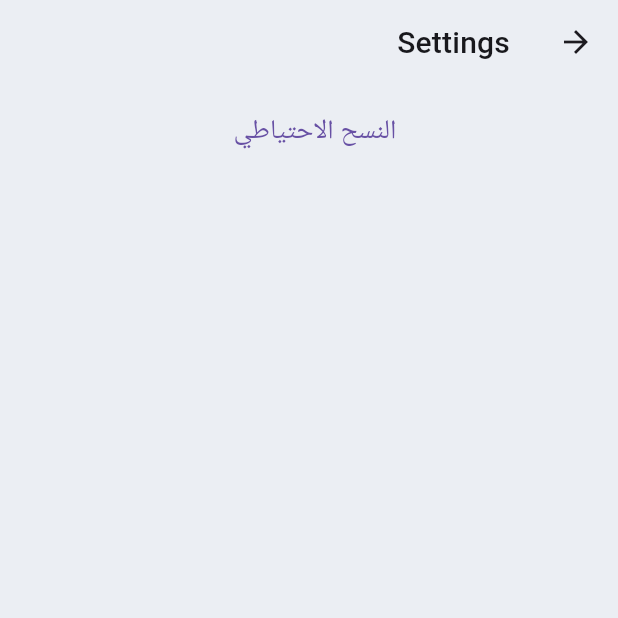
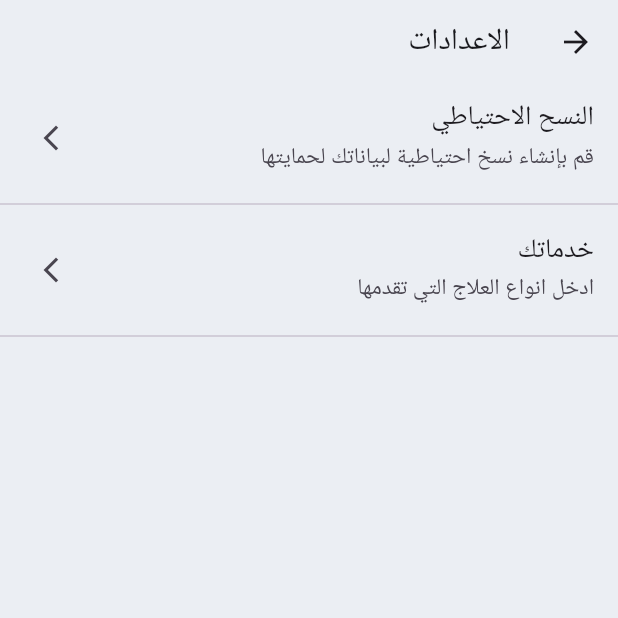
Before and after one commit to ctrl-aziz/dr_tooth, a Flutter app: the SettingView screen opened directly, on a phone screen of 412 x 824 dp, the top half of it. Run offline on Flutter 3.47's test engine with Material 2 defaults, Android fonts, the phone set to English and light mode, and no system bars; our stand-ins replace flutter_riverpod, flutter_secure_storage, google_fonts, google_sign_in, googleapis_auth, hive_flutter; missing offline and left inert: googleapis; accounts and stored records are empty; Roboto replaces fonts that are missing (Cairo).

Commit message:
add additional settings

```diff
--- a/lib/data.dart
+++ b/lib/data.dart
@@ -1,35 +1,34 @@
 import 'package:dr_tooth/model/payment.dart';
 import 'package:flutter/foundation.dart';
 
-import 'model/treatment.dart';
-
-final treatments = [
-  Treatment(
-    id: UniqueKey().toString(),
-    name: "قلع",
-    cost: 300,
-  ),
-  Treatment(
-    id: UniqueKey().toString(),
-    name: "حشي",
-    cost: 500,
-  ),
-  Treatment(
-    id: UniqueKey().toString(),
-    name: "سحب عصب",
-    cost: 350,
-  ),
-  Treatment(
-    id: UniqueKey().toString(),
-    name: "تنضيف لثة",
-    cost: 400,
-  ),
-  Treatment(
-    id: UniqueKey().toString(),
-    name: "اشياء اخرى",
-    cost: 450,
-  ),
-];
+//
+// final treatments = [
+//   Treatment(
+//     id: UniqueKey().toString(),
+//     name: "قلع",
+//     cost: 300,
+//   ),
+//   Treatment(
+//     id: UniqueKey().toString(),
+//     name: "حشي",
+//     cost: 500,
+//   ),
+//   Treatment(
+//     id: UniqueKey().toString(),
+//     name: "سحب عصب",
+//     cost: 350,
+//   ),
+//   Treatment(
+//     id: UniqueKey().toString(),
+//     name: "تنضيف لثة",
+//     cost: 400,
+//   ),
+//   Treatment(
+//     id: UniqueKey().toString(),
+//     name: "اشياء اخرى",
+//     cost: 450,
+//   ),
+// ];
 
 final payments = [
   Payment(
--- a/lib/view/add_patient_view.dart
+++ b/lib/view/add_patient_view.dart
@@ -111,7 +111,7 @@ class _AddPatientViewState extends ConsumerState<AddPatientView> {
                             payments: [],
                           );
                           ref.read(patientStorageProvider).save(newPatient.toJson());
-                          ref.refresh(patientListProvider);
+                          ref.invalidate(patientListProvider);
                           Navigator.of(context).pop();
                         }
                       },
--- a/lib/view/dental_patients_view.dart
+++ b/lib/view/dental_patients_view.dart
@@ -1,6 +1,5 @@
 import 'package:flutter/material.dart';
 import 'package:flutter_riverpod/flutter_riverpod.dart';
-import 'package:intl/intl.dart' as intl;
 
 import '../constants/app_config.dart';
 import '../provider/patient_provider.dart';
--- a/lib/view/patient_view.dart
+++ b/lib/view/patient_view.dart
@@ -178,8 +178,8 @@ class PatientView extends ConsumerWidget {
                           ).toJson(),
                         );
                   }
-                  ref.refresh(patientProvider(id));
-                  ref.refresh(patientListProvider);
+                  ref.invalidate(patientProvider(id));
+                  ref.invalidate(patientListProvider);
                 });
               },
               child: const Icon(Icons.add),
--- a/lib/view/settings_view.dart
+++ b/lib/view/settings_view.dart
@@ -1,15 +1,9 @@
-import 'dart:io';
 
-import 'package:dr_tooth/constants/app_config.dart';
 import 'package:flutter/material.dart';
 import 'package:flutter_riverpod/flutter_riverpod.dart';
-import 'package:google_fonts/google_fonts.dart';
-import 'package:intl/intl.dart' as intl;
 
-import '../data.dart';
-import '../provider/patient_provider.dart';
-import '../services/drive_service.dart';
 import 'backup_view.dart';
+import 'treatments_view.dart';
 
 class SettingView extends ConsumerWidget {
   const SettingView({Key? key}) : super(key: key);
@@ -20,13 +14,17 @@ class SettingView extends ConsumerWidget {
       textDirection: TextDirection.rtl,
       child: Scaffold(
         appBar: AppBar(
-          title: const Text('Settings'),
+          title: const Text('الاعدادات'),
         ),
         body: Column(
           children: [
+
             ListTile(
-              title: TextButton(
-                onPressed: () {
+              title: const Text('النسح الاحتياطي'),
+              subtitle:
+              const Text('قم بإنشاء نسخ احتياطية لبياناتك لحمايتها'),
+              trailing: const Icon(Icons.arrow_forward_ios),
+              onTap: () {
                 Navigator.push(
                   context,
                   MaterialPageRoute(
@@ -34,9 +32,26 @@ class SettingView extends ConsumerWidget {
                   ),
                 );
               },
-                child: Text('النسح الاحتياطي'),
             ),
+            const Divider(),
+
+            ListTile(
+              title: const Text('خدماتك'),
+              subtitle:
+              const Text('ادخل انواع العلاج التي تقدمها'),
+              trailing: const Icon(Icons.arrow_forward_ios),
+              onTap: () {
+                Navigator.push(
+                  context,
+                  MaterialPageRoute(
+                    builder: (context) => const TreatmentsView(),
                   ),
+                );
+              },
+            ),
+            const Divider(),
+
+
             // ListView.builder(
             //   itemCount: treatments.length,
             //   itemBuilder: (context, i) {
--- a/lib/widget/add_dialog/add_dialog.dart
+++ b/lib/widget/add_dialog/add_dialog.dart
@@ -8,14 +8,14 @@ class AddDialog extends StatelessWidget {
 
   @override
   Widget build(BuildContext context) {
-    return Dialog(
+    return const Dialog(
       child: DefaultTabController(
         length: 2,
         child: Padding(
-          padding: const EdgeInsets.symmetric(horizontal: 20.0),
+          padding: EdgeInsets.symmetric(horizontal: 20.0),
           child: Column(
             mainAxisSize: MainAxisSize.min,
-            children: const [
+            children: [
               TabBar(
                 tabs: [
                   Tab(text: 'دفعة'),
--- a/lib/widget/add_dialog/treatment_form_model.dart
+++ b/lib/widget/add_dialog/treatment_form_model.dart
@@ -8,7 +8,7 @@ class TreatmentFormModel{
 
   bool get value => _value;
 
-  set value(val){
+  set value(bool val){
     if(val == _value) return;
     _value = val;
   }
```
Also changed, not shown: lib/provider/patient_provider.dart (+18 -0 lines), lib/provider/treatment_provider.dart (added, +56 -0 lines), lib/services/drive_service.dart (+38 -11 lines), lib/view/backup_view.dart (+79 -16 lines), lib/view/treatments_view.dart (added, +113 -0 lines), lib/widget/add_dialog/treatment_form.dart (+18 -20 lines). Lines whose indentation alone changed are shown as unchanged.
